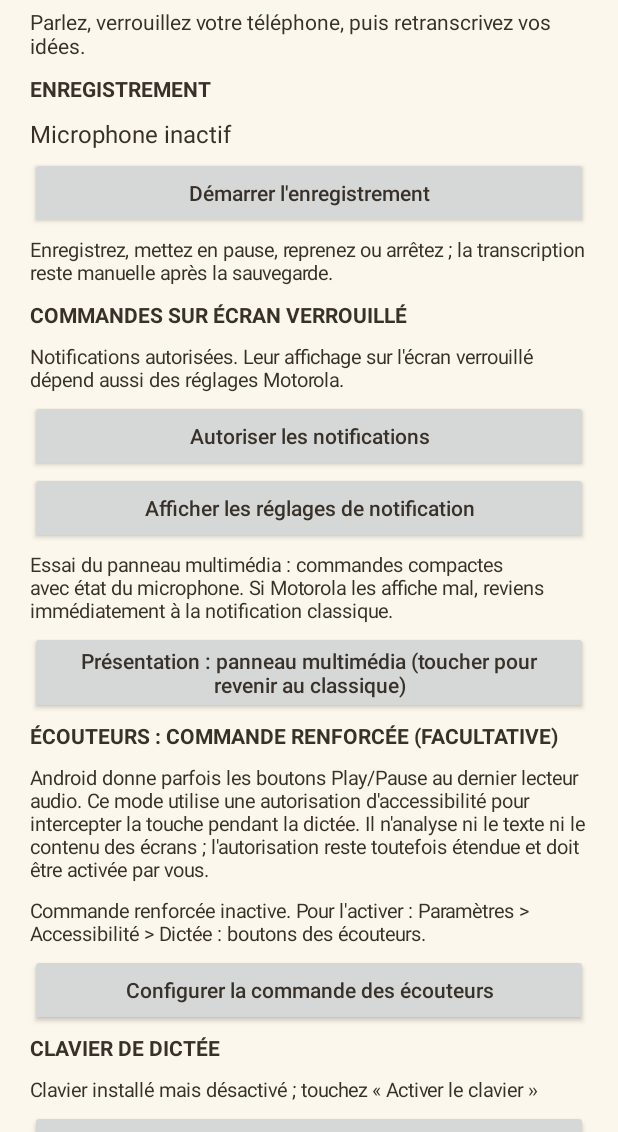
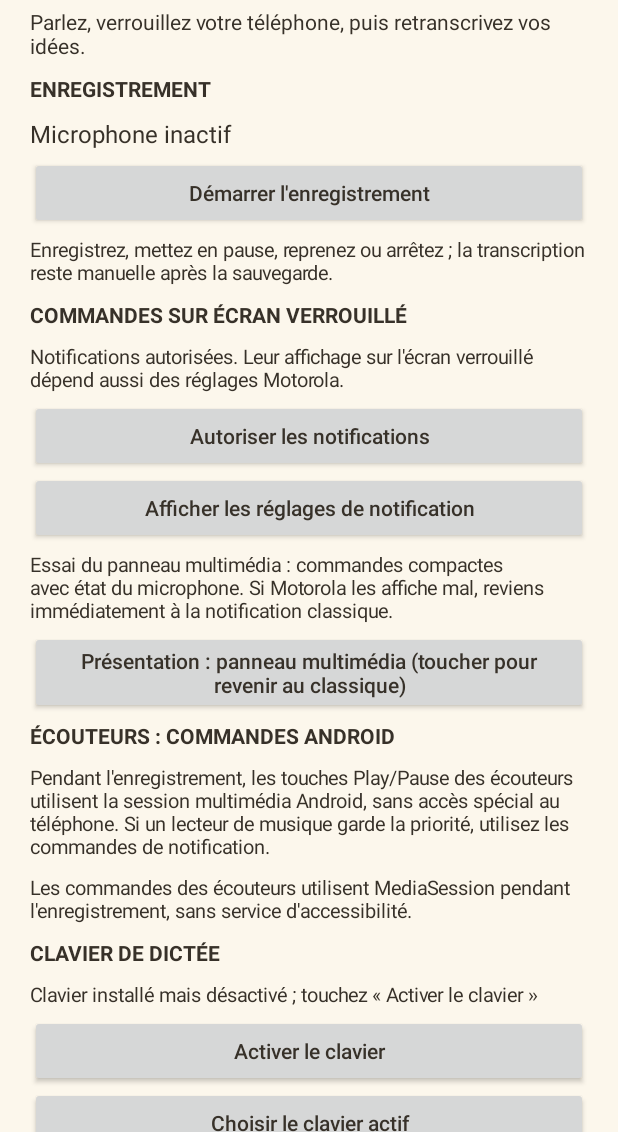
Before and after one commit to Vincladef/dictee-universelle-android, an Android app: the screen it shows after launch (MainActivity), on a phone screen of 412 x 824 dp, the part 104-1236 px from its top. Run offline under Robolectric (Android 15) with nearby library versions, the phone set to English and light mode, and no system bars.

Commit message:
release: Dictée universelle 0.9.1 sans service d'accessibilité
* fix(security): remove AccessibilityService from installable Android manifest

* revert: preserve headset accessibility until Play Protect blocking cause is verified

* fix: remove restricted accessibility service from APK

* fix: keep headset MediaSession without requesting accessibility

* release: bump Android to 0.9.1

```diff
--- a/android/app/build.gradle.kts
+++ b/android/app/build.gradle.kts
@@ -7,8 +7,8 @@ android {
         applicationId = "fr.denizot.dictee.inline"
         minSdk = 26
         targetSdk = 35
-        versionCode = 10
-        versionName = "0.9.0"
+        versionCode = 11
+        versionName = "0.9.1"
     }
 
     signingConfigs {
@@ -26,7 +26,7 @@ android {
     }
     buildTypes {
         getByName("debug") {
-            applicationIdSuffix = ".testv09"
+            applicationIdSuffix = ".testv091"
             versionNameSuffix = "-test"
         }
         getByName("release") {
--- a/android/app/src/main/java/fr/denizot/dictee/MainActivity.kt
+++ b/android/app/src/main/java/fr/denizot/dictee/MainActivity.kt
@@ -125,13 +125,10 @@ class MainActivity : Activity() {
             }
         }
         root.addView(notificationModeButton)
-        root.addView(text("ÉCOUTEURS : COMMANDE RENFORCÉE (FACULTATIVE)", 14f, true))
-        root.addView(text("Android donne parfois les boutons Play/Pause au dernier lecteur audio. Ce mode utilise une autorisation d'accessibilité pour intercepter la touche pendant la dictée. Il n'analyse ni le texte ni le contenu des écrans ; l'autorisation reste toutefois étendue et doit être activée par vous.", 13f))
-        headsetStatus = text("Vérification de la commande…", 13f)
+        root.addView(text("ÉCOUTEURS : COMMANDES ANDROID", 14f, true))
+        root.addView(text("Pendant l'enregistrement, les touches Play/Pause des écouteurs utilisent la session multimédia Android, sans accès spécial au téléphone. Si un lecteur de musique garde la priorité, utilisez les commandes de notification.", 13f))
+        headsetStatus = text("Commandes des écouteurs disponibles pendant la dictée.", 13f)
         root.addView(headsetStatus)
-        root.addView(button("Configurer la commande des écouteurs") {
-            startActivity(Intent(Settings.ACTION_ACCESSIBILITY_SETTINGS))
-        })
         root.addView(text("CLAVIER DE DICTÉE", 14f, true))
         keyboardStatus = text("Vérification du clavier actif…", 13f)
         root.addView(keyboardStatus)
@@ -309,10 +306,10 @@ class MainActivity : Activity() {
                 "Présentation : notification classique (toucher pour essayer le panneau)"
             }
         }
-        headsetStatus.text = if (HeadsetKeyService.connected) {
-            "Commande renforcée active. Dernière touche : " + HeadsetKeyService.lastKeyDescription
+        headsetStatus.text = if (CaptureService.active) {
+            "Dictée en cours : les touches multimédias peuvent mettre en pause ou reprendre selon la priorité Android."
         } else {
-            "Commande renforcée inactive. Pour l'activer : Paramètres > Accessibilité > Dictée : boutons des écouteurs."
+            "Les commandes des écouteurs utilisent MediaSession pendant l'enregistrement, sans service d'accessibilité."
         }
     }
 
```
Also changed, not shown: android/app/src/main/AndroidManifest.xml (+0 -12 lines).
